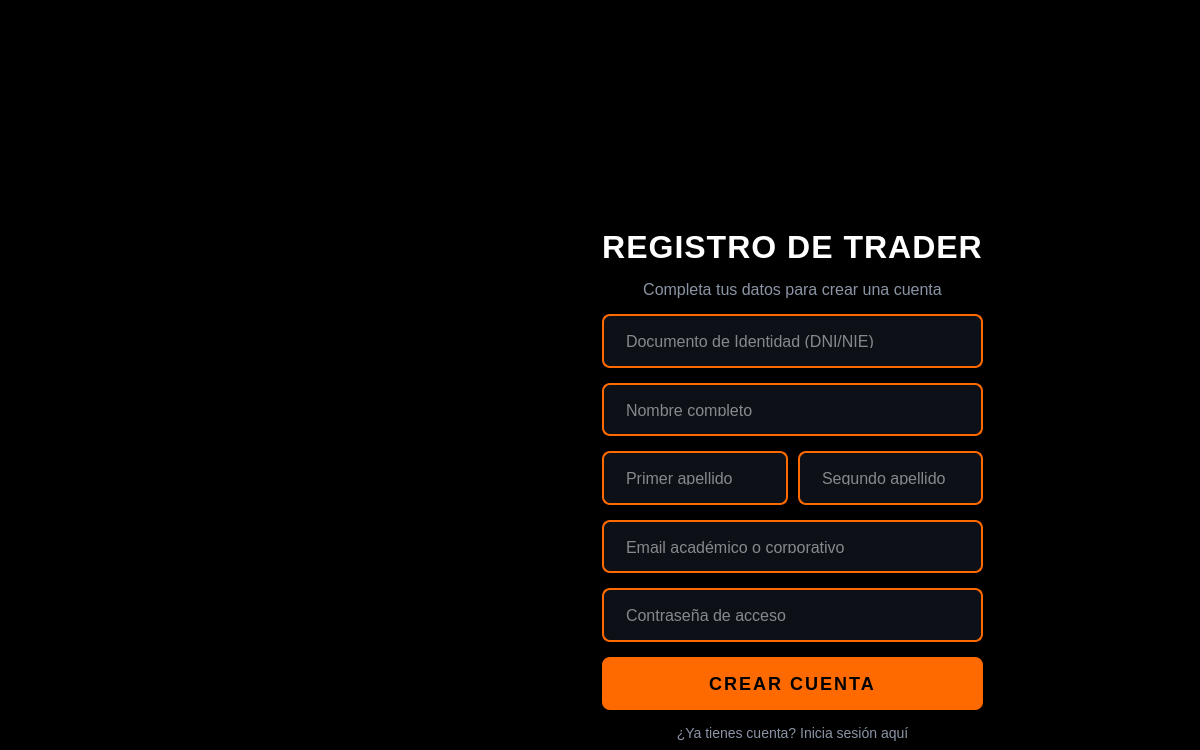
First picture: the form in src/vista/ui/RegistroWindow.ui, repository Willalgon/Crypto-Desktop-Exchange-App, before the edit.
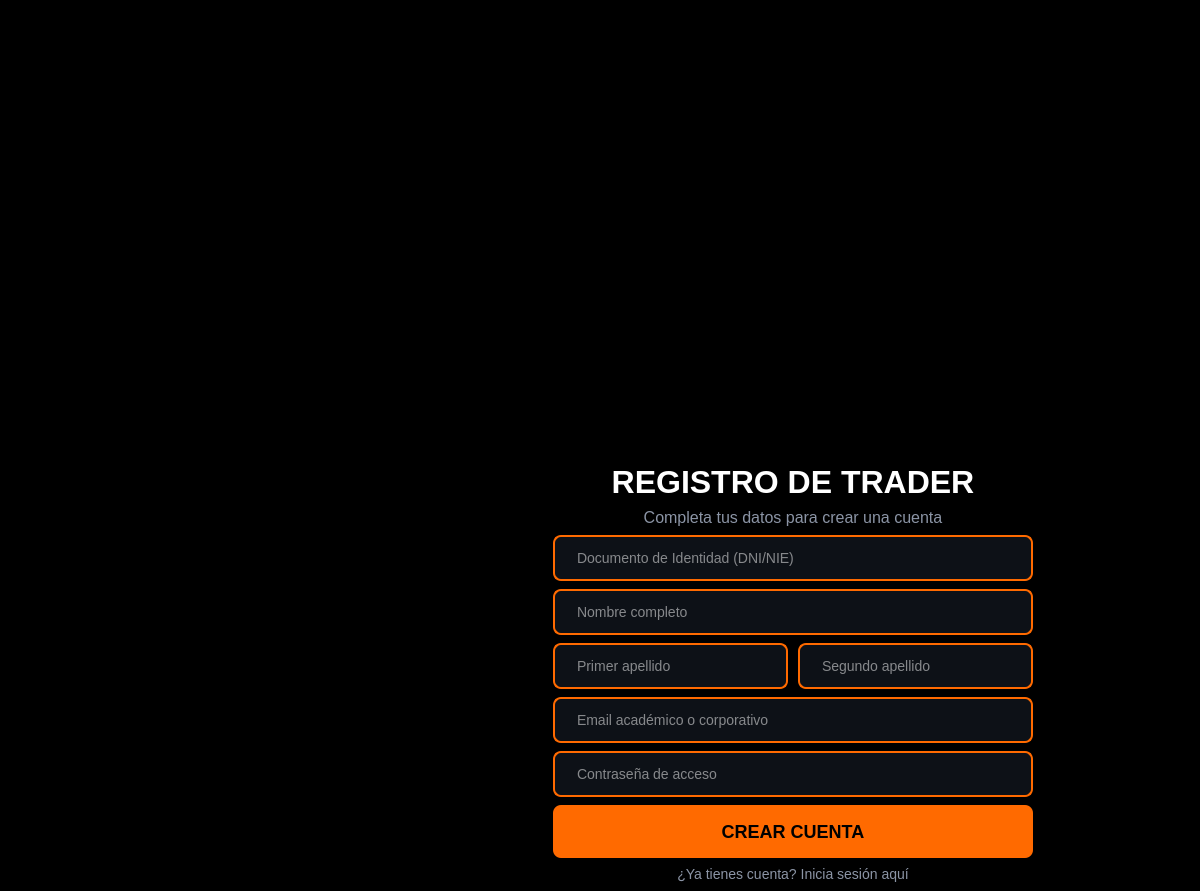
Second picture: the form after the edit. Icons and pictures are not drawn.

What changed in the file:
```diff
--- a/src/vista/ui/RegistroWindow.ui
+++ b/src/vista/ui/RegistroWindow.ui
@@ -10,65 +10,56 @@
     <height>750</height>
    </rect>
   </property>
-  <property name="sizePolicy">
-   <sizepolicy hsizetype="Ignored" vsizetype="Ignored">
-    <horstretch>0</horstretch>
-    <verstretch>0</verstretch>
-   </sizepolicy>
-  </property>
   <property name="windowTitle">
    <string>CryptoLearning - Registro de Trader</string>
   </property>
   <property name="styleSheet">
    <string notr="true">
-/* FONDO NEGRO PURO */
+/* FONDO NEGRO PURO IDENTICO AL LOGIN */
 QMainWindow { background-color: #000000; }
 QFrame { background: transparent; border: none; }
 
-/* TITULO EN NARANJA PURO */
+/* TITULO */
 QLabel#lbl_titulo { 
     color: #FFFFFF; 
     font-size: 32px; 
     font-weight: bold; 
     font-family: 'Inter', 'Roboto', 'sans-serif';
-    letter-spacing: 1px;
 }
 
 QLabel#lbl_subtitulo { 
     color: #8B94A5; 
-    font-size: 16px; 
-    font-family: 'Inter', 'Roboto', 'sans-serif';
+    font-size: 16px;
 }
 
-/* BORDES DE RECUADROS NARANJAS */
+/* INPUTS CON BORDE NARANJA */
 QLineEdit {
     background-color: #0D1117;
-    border: 2px solid #FF6A00; /* Borde naranja permanente */
+    border: 2px solid #FF6A00;
     border-radius: 8px;
     color: #FFFFFF;
-    padding: 18px 20px;
-    font-size: 16px;
+    padding: 12px 20px; 
+    font-size: 14px;
 }
 QLineEdit:focus {
     border: 2px solid #FF4500; /* Naranja más intenso al escribir */
     background-color: #161B22;
 }
 
-/* BOTÓN INICIAR SESIÓN NARANJA PURO */
+/* BOTÓN NARANJA */
 QPushButton#btn_registrar {
-    background-color: #FF6A00; /* Naranja puro sólido */
-    color: #000000; /* Texto negro para contraste máximo */
+    background-color: #FF6A00;
+    color: #000000;
     font-weight: bold;
     font-size: 18px;
     border-radius: 8px;
-    padding: 18px;
-    letter-spacing: 2px;
+    padding: 16px;
 }
 QPushButton#btn_registrar:hover { 
     background-color: #FF4500; /* Naranja más oscuro al pasar el ratón */
 }
 
-/* ENLACE INFERIOR */
+/* ENLACE VOLVER */
 QPushButton#btn_volver { 
     color: #8B94A5; 
     background: transparent; 
@@ -79,12 +70,6 @@
    </string>
   </property>
   <widget class="QWidget" name="centralwidget">
-   <property name="sizePolicy">
-    <sizepolicy hsizetype="Ignored" vsizetype="Ignored">
-     <horstretch>0</horstretch>
-     <verstretch>0</verstretch>
-    </sizepolicy>
-   </property>
    <layout class="QHBoxLayout" name="main_layout" stretch="1,2">
     <property name="spacing">
      <number>0</number>
@@ -127,9 +112,6 @@
            <verstretch>0</verstretch>
           </sizepolicy>
          </property>
-         <property name="text">
-          <string/>
-         </property>
          <property name="pixmap">
           <pixmap>../../../../../../../IMG_5131.WEBP</pixmap>
          </property>
@@ -144,12 +126,6 @@
     <item>
      <widget class="QFrame" name="frame_right">
       <layout class="QVBoxLayout" name="layout_right_main">
-       <property name="leftMargin">
-        <number>0</number>
-       </property>
-       <property name="rightMargin">
-        <number>0</number>
-       </property>
        <item>
         <spacer name="verticalSpacer_top">
          <property name="orientation">
@@ -158,7 +134,7 @@
          <property name="sizeHint" stdset="0">
           <size>
            <width>20</width>
-           <height>40</height>
+           <height>10</height>
           </size>
          </property>
         </spacer>
@@ -187,25 +163,22 @@
          <item>
           <layout class="QVBoxLayout" name="master_vertical_block">
            <property name="spacing">
-            <number>20</number>
-           </property>
+            <number>5</number> </property>
            <item>
             <layout class="QVBoxLayout" name="layout_logo">
              <property name="leftMargin">
-              <number>125</number>
-             </property>
+              <number>70</number> </property>
              <item>
               <widget class="QLabel" name="lbl_logo">
                <property name="minimumSize">
                 <size>
-                 <width>200</width>
-                 <height>200</height>
+                 <width>450</width> <height>450</height>
                 </size>
                </property>
                <property name="maximumSize">
                 <size>
-                 <width>200</width>
-                 <height>200</height>
+                 <width>450</width>
+                 <height>450</height>
                 </size>
                </property>
                <property name="pixmap">
@@ -224,7 +197,7 @@
            <item>
             <layout class="QVBoxLayout" name="layout_formulario">
              <property name="spacing">
-              <number>15</number>
+              <number>8</number>
              </property>
              <property name="leftMargin">
               <number>40</number>
@@ -348,7 +321,7 @@
          <property name="sizeHint" stdset="0">
           <size>
            <width>20</width>
-           <height>40</height>
+           <height>10</height>
           </size>
          </property>
         </spacer>
```
Left out of the diff: 8 changed lines with no effect on the pictures.
